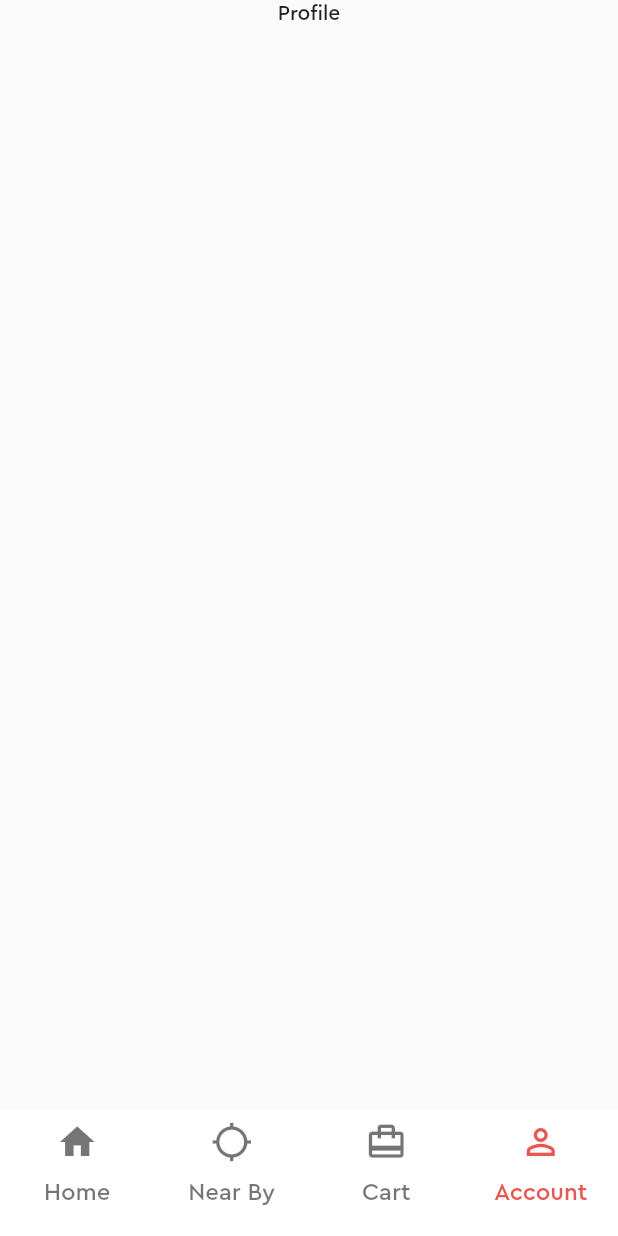
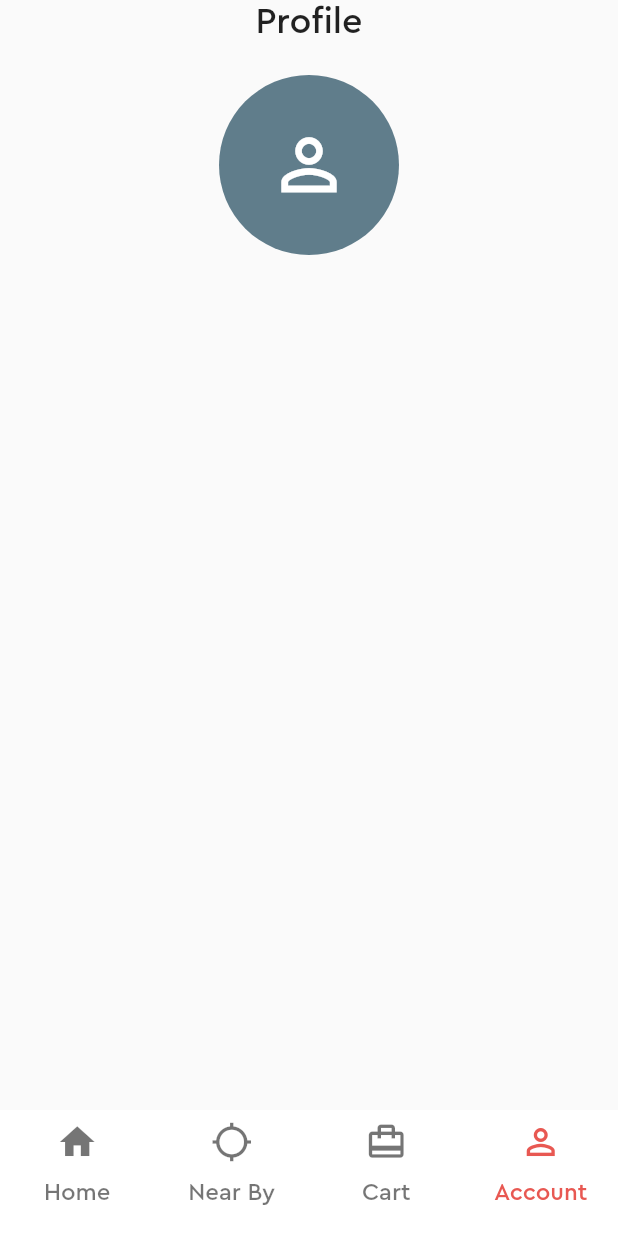
Before and after one commit to feMoraes0/food-bit-app, a Flutter app: the screen it shows after launch, item 4 of the bottom bar chosen, on a phone screen of 412 x 824 dp. Run offline on Flutter 3.47's test engine with Material 2 defaults, Android fonts, the phone set to English and light mode, and no system bars.

Commit message:
Started account tab with circle avatar

```diff
--- a/lib/app/tabs/account/account.dart
+++ b/lib/app/tabs/account/account.dart
@@ -5,8 +5,22 @@ class Account extends StatelessWidget {
   Widget build(BuildContext context) {
     return SafeArea(
       child: Column(
+        mainAxisAlignment: MainAxisAlignment.start,
+        crossAxisAlignment: CrossAxisAlignment.stretch,
         children: <Widget>[
-          Text('Profile'),
+          Text(
+            'Profile',
+            style: TextStyle(fontSize: 24.0),
+            textAlign: TextAlign.center,
+          ),
+          Padding(
+            padding: const EdgeInsets.symmetric(vertical: 20.0),
+            child: CircleAvatar(
+              backgroundColor: Colors.blueGrey,
+              radius: 60.0,
+              child: Icon(Icons.person_outline, size: 55.0, color: Colors.white,),
+            ),
+          ),
         ],
       ),
     );
```
